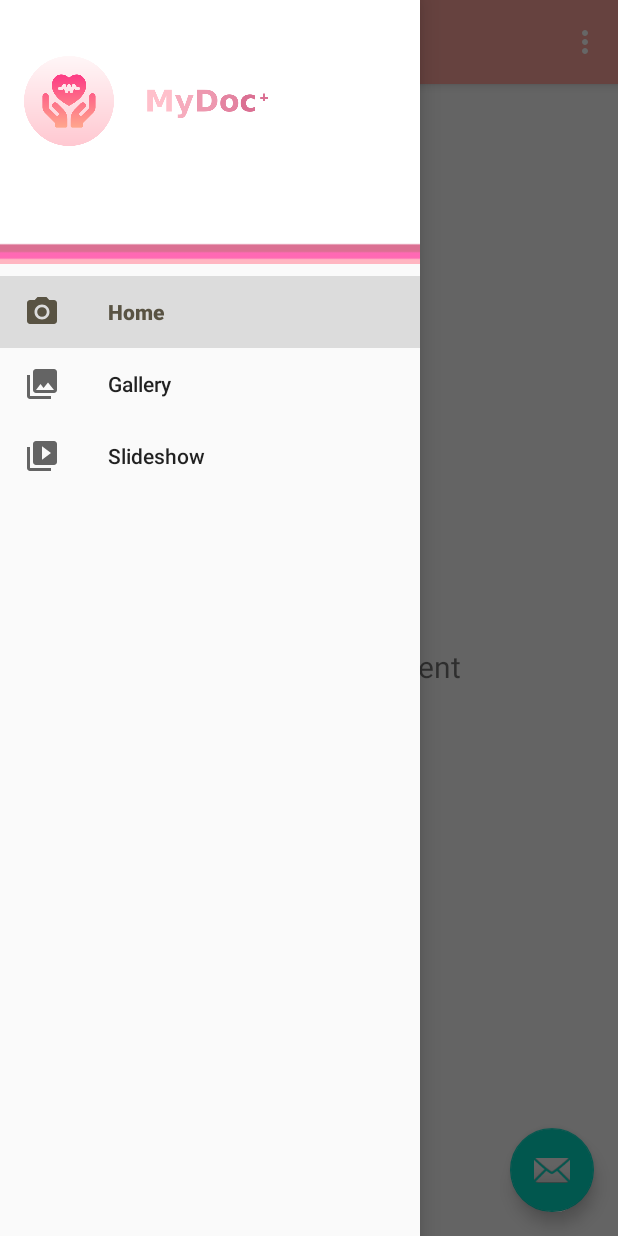
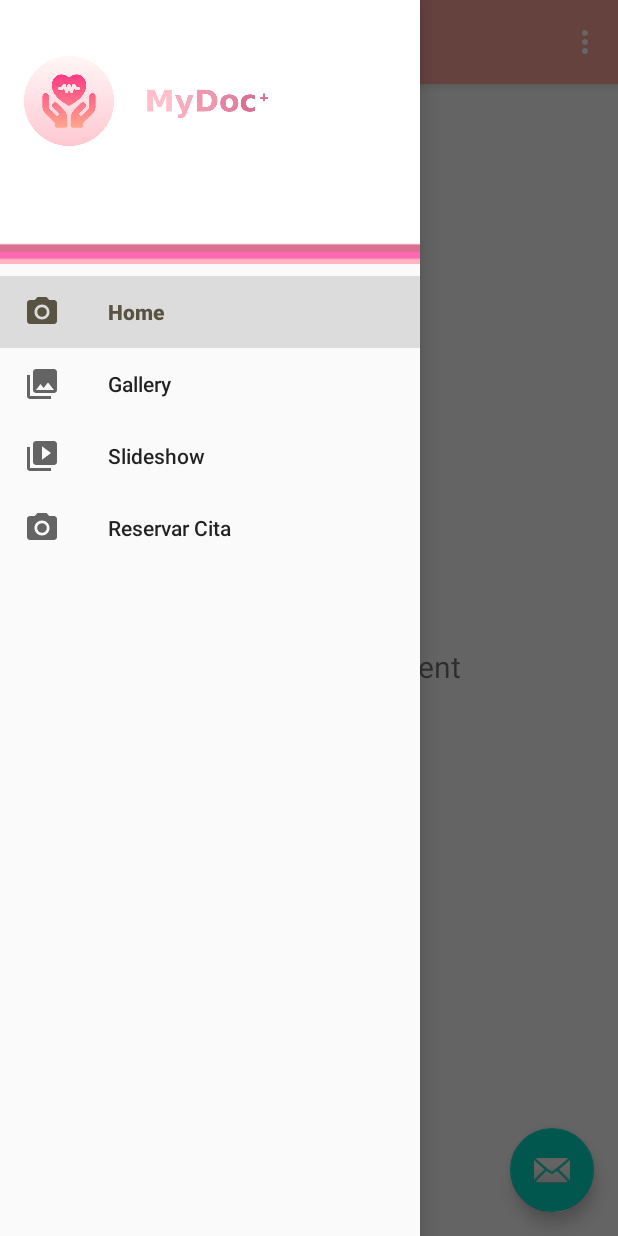
Before and after one commit to fIrupaylla/Mydoc, an Android app built with Jetpack Compose: the PrincipalActivity screen opened directly, with no data from a screen before it, with the side drawer open, on a phone screen of 412 x 824 dp. Run offline under Robolectric (Android 15) with nearby library versions, the phone set to English and light mode, and no system bars; our stand-ins replace Firebase (no records; nobody signed in at launch, a user with empty details on screens opened directly), navigation-ui.

Commit message:
Reservar Cita Fragment

```diff
--- /dev/null
+++ b/app/src/main/res/drawable/ic_menu_reservarcita.xml
@@ -0,0 +1,12 @@
+<vector xmlns:android="http://schemas.android.com/apk/res/android"
+    android:width="24dp"
+    android:height="24dp"
+    android:viewportWidth="24.0"
+    android:viewportHeight="24.0">
+    <path
+        android:fillColor="#FF000000"
+        android:pathData="M12,12m-3.2,0a3.2,3.2 0,1 1,6.4 0a3.2,3.2 0,1 1,-6.4 0" />
+    <path
+        android:fillColor="#FF000000"
+        android:pathData="M9,2L7.17,4H4c-1.1,0 -2,0.9 -2,2v12c0,1.1 0.9,2 2,2h16c1.1,0 2,-0.9 2,-2V6c0,-1.1 -0.9,-2 -2,-2h-3.17L15,2H9zm3,15c-2.76,0 -5,-2.24 -5,-5s2.24,-5 5,-5 5,2.24 5,5 -2.24,5 -5,5z" />
+</vector>
--- a/app/src/main/res/menu/activity_main_drawer.xml
+++ b/app/src/main/res/menu/activity_main_drawer.xml
@@ -16,5 +16,9 @@
             android:id="@+id/nav_slideshow"
             android:icon="@drawable/ic_menu_slideshow"
             android:title="@string/menu_slideshow" />
+        <item
+            android:id="@+id/nav_reservarcita"
+            android:icon="@drawable/ic_menu_reservarcita"
+            android:title="@string/menu_reservarcita" />
     </group>
 </menu>
--- a/app/src/main/res/navigation/mobile_navigation.xml
+++ b/app/src/main/res/navigation/mobile_navigation.xml
@@ -22,4 +22,10 @@
         android:name="com.example.proyectofinaldam.ui.slideshow.SlideshowFragment"
         android:label="@string/menu_slideshow"
         tools:layout="@layout/fragment_slideshow" />
+
+    <fragment
+        android:id="@+id/nav_reservarcita"
+        android:name="com.example.proyectofinaldam.ui.reservarcita.ReservarcitaFragment"
+        android:label="Reservar Cita"
+        tools:layout="@layout/fragment_reservarcita" />
 </navigation>
--- a/app/src/main/res/values/strings.xml
+++ b/app/src/main/res/values/strings.xml
@@ -13,4 +13,8 @@
     <string name="menu_home">Home</string>
     <string name="menu_gallery">Gallery</string>
     <string name="menu_slideshow">Slideshow</string>
+    <string name="menu_reservarcita">Reservar Cita</string>
+    <string name="menu_visualizarcita">Visualizar Cita</string>
+    <!-- TODO: Remove or change this placeholder text -->
+    <string name="hello_blank_fragment">Hello blank fragment</string>
 </resources>
```
Also changed, not shown: app/src/main/java/com/example/proyectofinaldam/ui/reservarcita/ReservarcitaFragment.kt (added, +45 -0 lines), app/src/main/java/com/example/proyectofinaldam/ui/reservarcita/ReservarcitaViewModel.kt (added, +13 -0 lines), app/src/main/res/layout/fragment_reservarcita.xml (added, +22 -0 lines).
